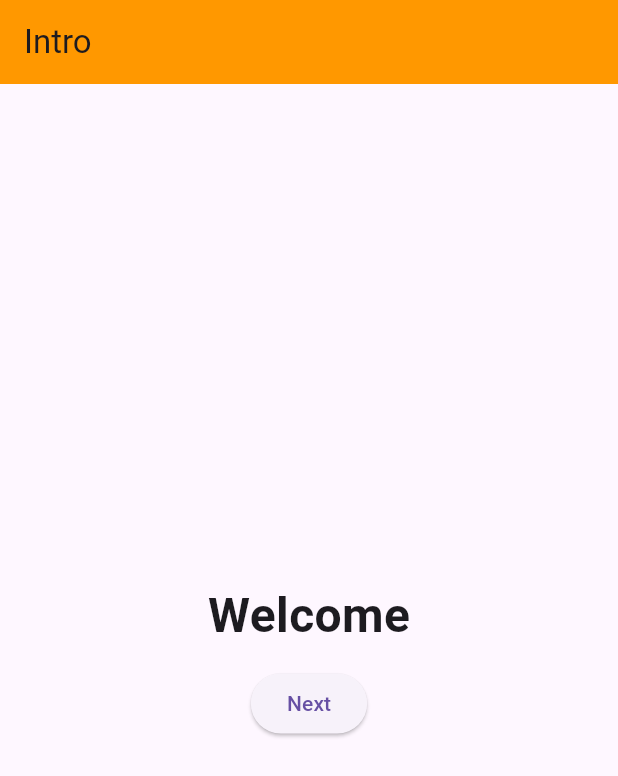
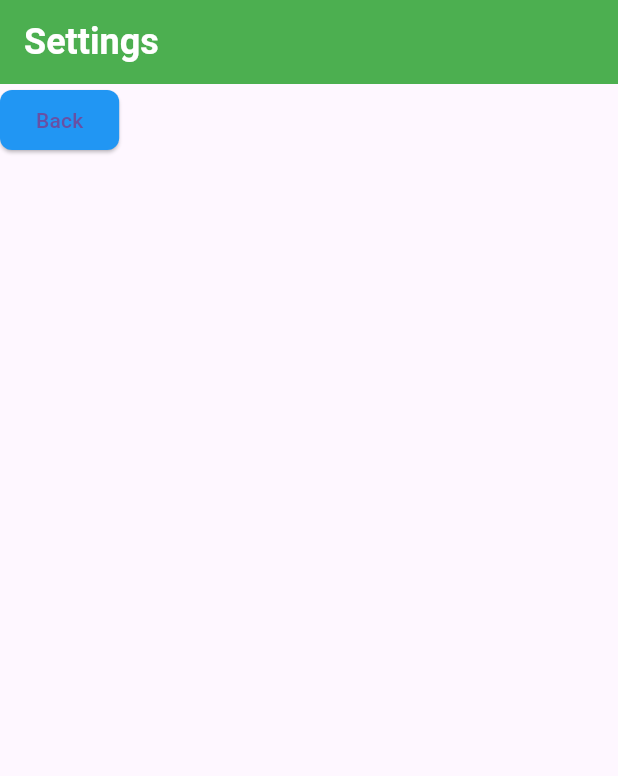
Before and after one commit to hannanmiyaji/flutter, a Flutter app: the screen it shows after launch, on a phone screen of 412 x 824 dp. Shown: the top 776 px of the screen. Run offline on Flutter 3.47's test engine with Material 3 defaults, Android fonts, the phone set to English and light mode, and no system bars.

Commit message:
Theme Customise, Navigation,Stack.

```diff
--- a/lib/main.dart
+++ b/lib/main.dart
@@ -1,5 +1,3 @@
-import 'package:app1/IntroPage.dart';
-import 'package:app1/my_profile_screen.dart';
 import 'package:flutter/cupertino.dart';
 import 'package:flutter/material.dart';
 
@@ -14,46 +12,167 @@ class MyApp extends StatelessWidget {
   Widget build(BuildContext context) {
     return MaterialApp(
       debugShowCheckedModeBanner: false,
-      home: Intropage(),
+      home: Setting(),
+      theme: ThemeData(
+        elevatedButtonTheme: ElevatedButtonThemeData(
+          style: ElevatedButton.styleFrom(
+            backgroundColor: Colors.blue,
+            shape: RoundedRectangleBorder(
+              borderRadius: BorderRadius.circular(8.0),
+            ),
+          ),
+        ),
+        appBarTheme: AppBarTheme(
+          backgroundColor: Colors.green,
+          foregroundColor: Colors.white,
+          titleTextStyle: TextStyle(
+            fontSize: 24,
+            fontWeight: FontWeight.w600,
+          ),
+        ),
+        inputDecorationTheme: InputDecorationTheme(
+          border: OutlineInputBorder(
+            borderSide: BorderSide(color: Colors.black),
+          ),
+          enabledBorder: OutlineInputBorder(
+            borderSide: BorderSide(color: Colors.green),
+          ),
+          focusedBorder: OutlineInputBorder(
+            borderSide: BorderSide(color: Colors.red),
+          ),
+        ),
+      ),
+      darkTheme: ThemeData(
+        brightness: Brightness.dark,
+        elevatedButtonTheme: ElevatedButtonThemeData(
+          style: ElevatedButton.styleFrom(
+            backgroundColor: Colors.orange,
+            shape: RoundedRectangleBorder(
+              borderRadius: BorderRadius.circular(8.0),
+            ),
+          ),
+        ),
+        appBarTheme: AppBarTheme(
+          backgroundColor: Colors.orange,
+          foregroundColor: Colors.white,
+          titleTextStyle: TextStyle(
+            fontSize: 24,
+            fontWeight: FontWeight.w600,
+          ),
+        ),
+        inputDecorationTheme: InputDecorationTheme(
+          border: OutlineInputBorder(
+            borderSide: BorderSide(color: Colors.purpleAccent),
+          ),
+          enabledBorder: OutlineInputBorder(
+            borderSide: BorderSide(color: Colors.purpleAccent),
+          ),
+          focusedBorder: OutlineInputBorder(
+            borderSide: BorderSide(color: Colors.purpleAccent),
+          ),
+        ),
+      ),
+      themeMode: ThemeMode.system,
+    );
+  }
+}
+
+class HomeActivity extends StatelessWidget {
+  const HomeActivity({super.key});
+
+  @override
+  Widget build(BuildContext context) {
+    return Scaffold(
+        appBar: AppBar(
+          title: Text('My profile'),
+        ),
+        body: Padding(
+          padding: const EdgeInsets.all(16.0),
+          child: Center(
+            child: Column(
+              mainAxisAlignment: MainAxisAlignment.center,
+              children: [
+                ElevatedButton(
+                  onPressed: () {
+                    Navigator.push(context,
+                        MaterialPageRoute(builder: (context) => Setting()));
+                  },
+                  child: Text('Go to profile'),
+                ),
+                ElevatedButton(
+                  onPressed: () {
+                    Navigator.push(context,
+                        MaterialPageRoute(builder: (context) => HomePage()));
+                  },
+                  child: Text('Go to Home'),
+                ),
+                TextField(),
+                SizedBox(
+                  height: 12,
+                ),
+                TextField(),
+                SizedBox(
+                  height: 12,
+                ),
+                TextField(),
+              ],
+            ),
+          ),
+        ));
+  }
+}
+
+class Setting extends StatelessWidget {
+  @override
+  Widget build(BuildContext context) {
+    return Scaffold(
+      appBar: AppBar(
+        title: Text('Settings'),
+      ),
+      body: Column(
+        children: [
+          ElevatedButton(
+              onPressed: () {
+                Navigator.push(context,
+                    MaterialPageRoute(builder: (context) => HomeActivity()));
+              },
+              child: Text('Back')),
+        ],
+      ),
     );
   }
 }
 
 class HomePage extends StatelessWidget {
-  const HomePage({super.key});
-
   @override
   Widget build(BuildContext context) {
     return Scaffold(
       appBar: AppBar(
-        backgroundColor: Colors.orange,
-        title: Text('Classico'),
+        title: Text('HomeActivity'),
       ),
       body: Center(
         child: Column(
           mainAxisAlignment: MainAxisAlignment.center,
           children: [
-            Text(
-              'Welcome to HomePage',
-              style: TextStyle(
-                  fontSize: 32,
-                  fontWeight: FontWeight.w900,
-                  color: Colors.orange),
-            ),
-            SizedBox(
-              height: 12,
-            ),
-            ElevatedButton(
-              style: ElevatedButton.styleFrom(backgroundColor: Colors.orange),
-              onPressed: () {
-                Navigator.push(context,
-                    MaterialPageRoute(builder: (context) => MyProfileScreen()));
-              },
-              child: Text(
-                'Home',
-                style: TextStyle(fontSize: 24, fontWeight: FontWeight.w700),
-              ),
-            ),
+            Stack(
+              children: [
+                Container(
+                  width: 150,
+                  height: 150,
+                  color: Colors.purpleAccent,
+                ),
+                Container(
+                  width: 100,
+                  height: 100,
+                  color: Colors.green,
+                ),
+                Container(
+                  width: 80,
+                  height: 80,
+                  color: Colors.black,
+                ),
+              ],
+            )
           ],
         ),
       ),
```
